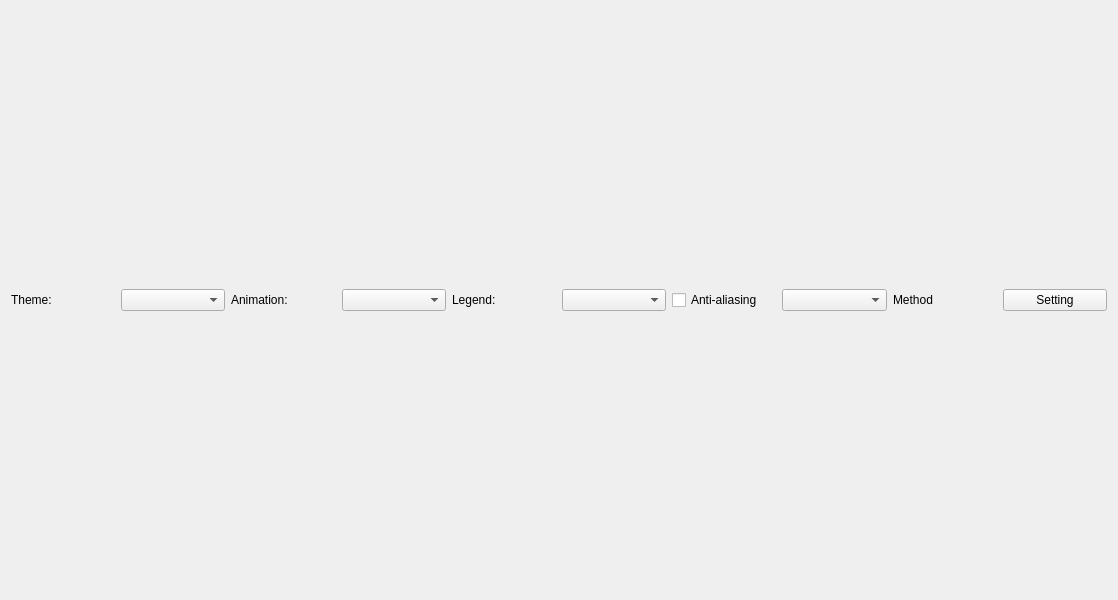
Before: the Qt Designer form chartthemes/themewidget.ui in helloclass/TermProjectGUI, drawn with Qt 5.
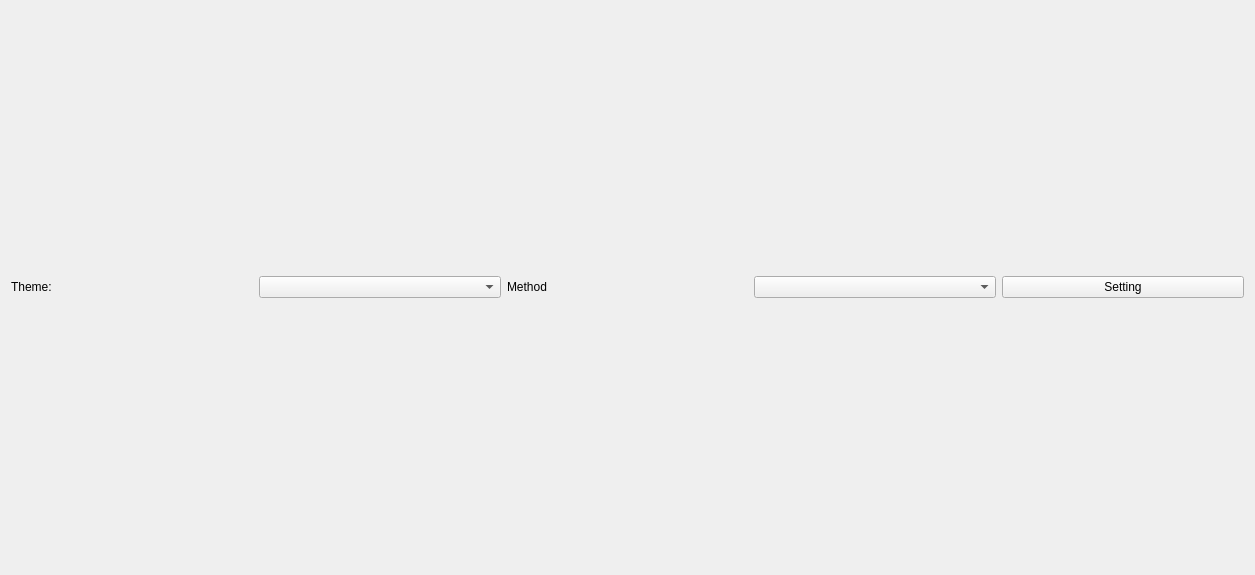
After: the same form once the commit is applied.

Patch:
```diff
--- a/chartthemes/themewidget.ui
+++ b/chartthemes/themewidget.ui
@@ -6,8 +6,8 @@
    <rect>
     <x>0</x>
     <y>0</y>
-    <width>1118</width>
-    <height>600</height>
+    <width>1255</width>
+    <height>575</height>
    </rect>
   </property>
   <layout class="QGridLayout" name="gridLayout">
@@ -23,39 +23,6 @@
      <item>
       <widget class="QComboBox" name="themeComboBox"/>
      </item>
-     <item>
-      <widget class="QLabel" name="animatedLabel">
-       <property name="text">
-        <string>Animation:</string>
-       </property>
-      </widget>
-     </item>
-     <item>
-      <widget class="QComboBox" name="animatedComboBox"/>
-     </item>
-     <item>
-      <widget class="QLabel" name="legendLabel">
-       <property name="text">
-        <string>Legend:</string>
-       </property>
-      </widget>
-     </item>
-     <item>
-      <widget class="QComboBox" name="legendComboBox"/>
-     </item>
-     <item>
-      <widget class="QCheckBox" name="antialiasCheckBox">
-       <property name="text">
-        <string>Anti-aliasing</string>
-       </property>
-       <property name="checked">
-        <bool>false</bool>
-       </property>
-      </widget>
-     </item>
-     <item>
-      <widget class="QComboBox" name="taskComboBox"/>
-     </item>
      <item>
       <widget class="QLabel" name="label">
        <property name="text">
@@ -63,6 +30,9 @@
        </property>
       </widget>
      </item>
+     <item>
+      <widget class="QComboBox" name="taskComboBox"/>
+     </item>
      <item>
       <widget class="QPushButton" name="pushButton">
        <property name="text">
```
Left out of the diff: 48 changed lines with no effect on the pictures.
